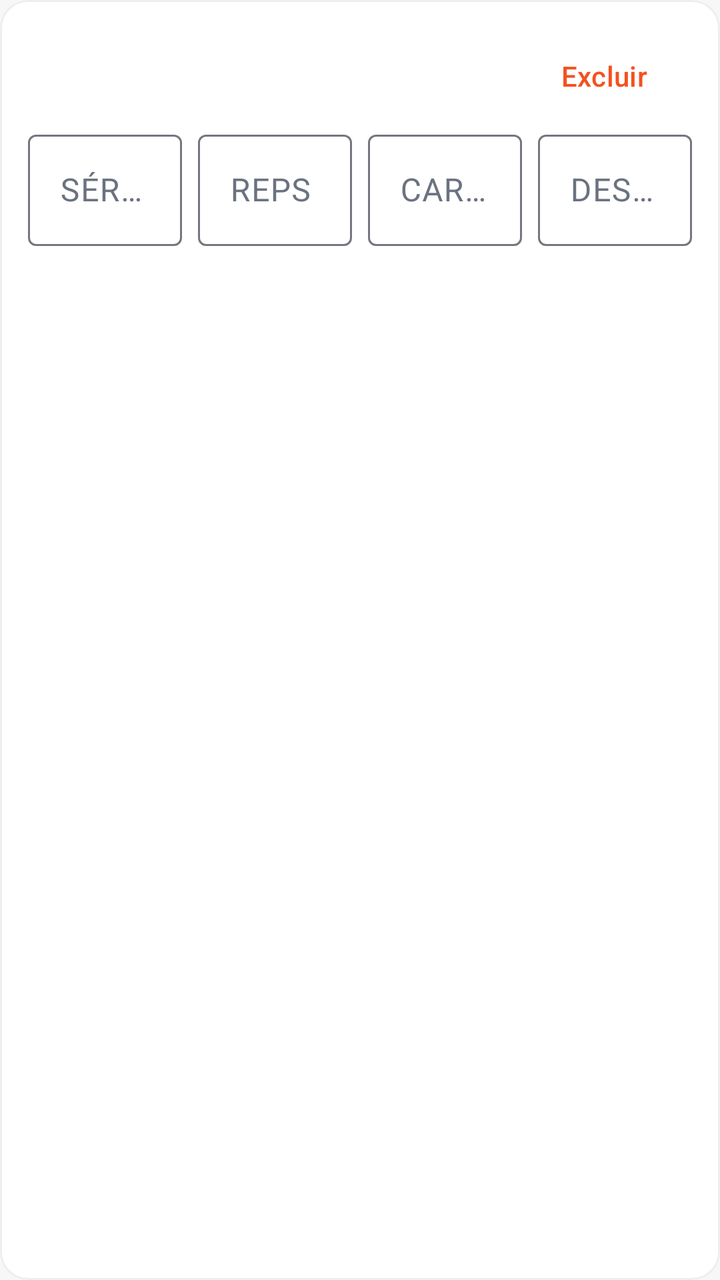
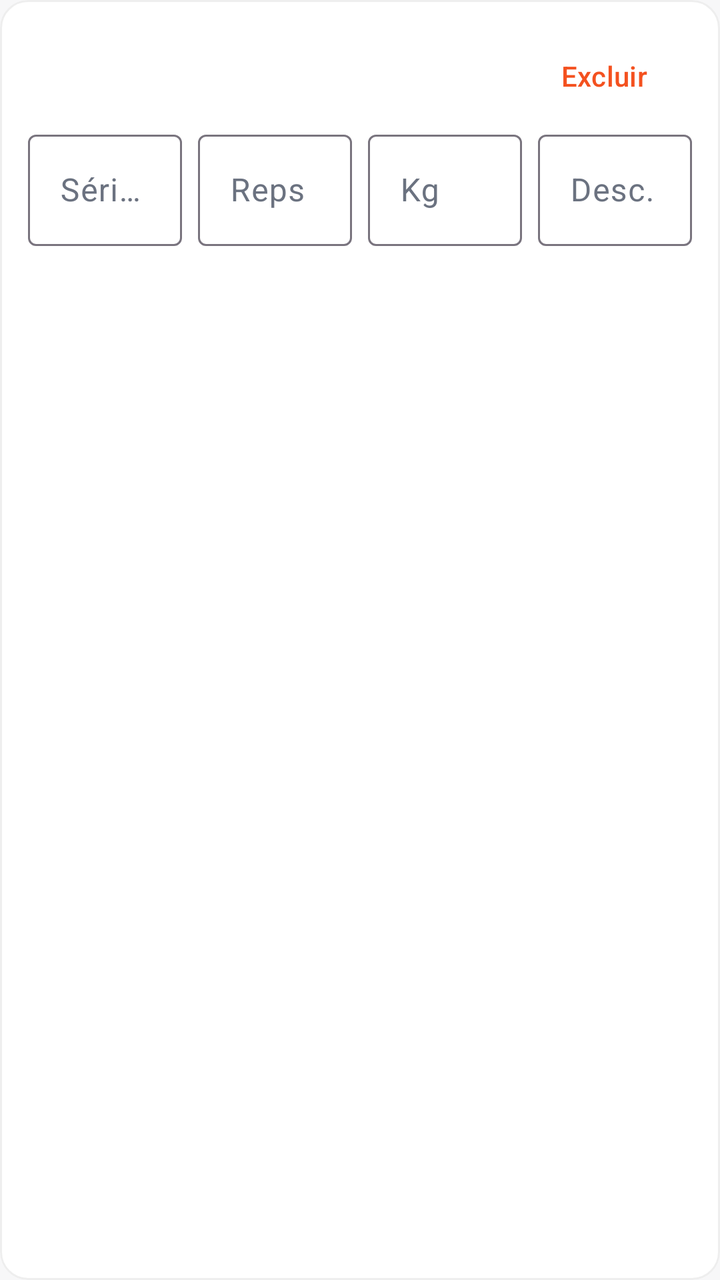

Screens rendered from an Android XML layout before and after an edit, with the pre-edit source and the edit as a unified diff.
<!-- AndroidManifest.xml: application theme Theme.StrongApp -->
<!-- res/layout/item_picked_exercise.xml -->
<?xml version="1.0" encoding="utf-8"?>
<com.google.android.material.card.MaterialCardView xmlns:android="http://schemas.android.com/apk/res/android"
    xmlns:app="http://schemas.android.com/apk/res-auto"
    android:layout_width="match_parent"
    android:layout_height="wrap_content"
    android:layout_marginTop="10dp"
    app:cardCornerRadius="14dp"
    app:cardElevation="0dp"
    app:strokeWidth="1dp"
    app:strokeColor="#22808080">

    <LinearLayout
        android:layout_width="match_parent"
        android:layout_height="wrap_content"
        android:orientation="vertical"
        android:padding="14dp">

        <LinearLayout
            android:layout_width="match_parent"
            android:layout_height="wrap_content"
            android:orientation="horizontal"
            android:gravity="center_vertical">

            <TextView
                android:id="@+id/name"
                android:layout_width="0dp"
                android:layout_height="wrap_content"
                android:layout_weight="1"
                android:textAppearance="?attr/textAppearanceTitleSmall" />

            <com.google.android.material.button.MaterialButton
                android:id="@+id/removeButton"
                style="@style/Widget.Material3.Button.TextButton"
                android:layout_width="wrap_content"
                android:layout_height="wrap_content"
                android:text="@string/delete" />
        </LinearLayout>

        <LinearLayout
            android:layout_width="match_parent"
            android:layout_height="wrap_content"
            android:orientation="horizontal"
            android:baselineAligned="false">

            <com.google.android.material.textfield.TextInputLayout
                style="@style/Widget.Material3.TextInputLayout.OutlinedBox"
                android:layout_width="0dp"
                android:layout_height="wrap_content"
                android:layout_weight="1"
                android:layout_marginEnd="4dp"
                android:hint="@string/label_sets">

                <com.google.android.material.textfield.TextInputEditText
                    android:id="@+id/setsInput"
                    android:layout_width="match_parent"
                    android:layout_height="wrap_content"
                    android:inputType="number" />
            </com.google.android.material.textfield.TextInputLayout>

            <com.google.android.material.textfield.TextInputLayout
                style="@style/Widget.Material3.TextInputLayout.OutlinedBox"
                android:layout_width="0dp"
                android:layout_height="wrap_content"
                android:layout_weight="1"
                android:layout_marginStart="4dp"
                android:layout_marginEnd="4dp"
                android:hint="@string/label_reps">

                <com.google.android.material.textfield.TextInputEditText
                    android:id="@+id/repsInput"
                    android:layout_width="match_parent"
                    android:layout_height="wrap_content"
                    android:inputType="number" />
            </com.google.android.material.textfield.TextInputLayout>

            <com.google.android.material.textfield.TextInputLayout
                style="@style/Widget.Material3.TextInputLayout.OutlinedBox"
                android:layout_width="0dp"
                android:layout_height="wrap_content"
                android:layout_weight="1"
                android:layout_marginStart="4dp"
                android:layout_marginEnd="4dp"
                android:hint="@string/label_weight">

                <com.google.android.material.textfield.TextInputEditText
                    android:id="@+id/weightInput"
                    android:layout_width="match_parent"
                    android:layout_height="wrap_content"
                    android:inputType="numberDecimal" />
            </com.google.android.material.textfield.TextInputLayout>

            <com.google.android.material.textfield.TextInputLayout
                style="@style/Widget.Material3.TextInputLayout.OutlinedBox"
                android:layout_width="0dp"
                android:layout_height="wrap_content"
                android:layout_weight="1"
                android:layout_marginStart="4dp"
                android:hint="@string/label_rest">

                <com.google.android.material.textfield.TextInputEditText
                    android:id="@+id/restInput"
                    android:layout_width="match_parent"
                    android:layout_height="wrap_content"
                    android:inputType="number" />
            </com.google.android.material.textfield.TextInputLayout>
        </LinearLayout>
    </LinearLayout>
</com.google.android.material.card.MaterialCardView>
<!-- resources referenced by this layout -->
<resources>
  <string name="delete">Excluir</string>
  <string name="label_reps">REPS</string>
  <string name="label_rest">DESCANSO</string>
  <string name="label_sets">SÉRIES</string>
  <string name="label_weight">CARGA</string>
  <style name="Theme.StrongApp" parent="Base.Theme.StrongApp" />
  <style name="Base.Theme.StrongApp" parent="Theme.Material3.DayNight.NoActionBar">
          <item name="colorPrimary">@color/brand_primary</item>
          <item name="colorOnPrimary">@color/brand_on_primary</item>
          <item name="colorPrimaryContainer">@color/brand_primary</item>
          <item name="colorOnPrimaryContainer">@color/brand_on_primary</item>
          <item name="colorSecondary">@color/brand_primary_dark</item>
          <item name="android:colorBackground">@color/background_light</item>
          <item name="colorSurface">@color/surface_light</item>
          <item name="colorOnSurface">@color/text_light</item>
          <item name="colorOnSurfaceVariant">@color/muted_light</item>
      </style>
  <color name="brand_primary">#F4511F</color>
  <color name="brand_on_primary">#FFFFFF</color>
  <color name="brand_primary_dark">#C63F14</color>
  <color name="background_light">#F7F7F8</color>
  <color name="surface_light">#FFFFFF</color>
  <color name="text_light">#020817</color>
  <color name="muted_light">#6B7280</color>
</resources>

<!-- the commit's change to res/layout/item_picked_exercise.xml (unified diff, before → after) -->
@@ -48,7 +48,7 @@
                 android:layout_height="wrap_content"
                 android:layout_weight="1"
                 android:layout_marginEnd="4dp"
-                android:hint="@string/label_sets">
+                android:hint="@string/hint_sets">
 
                 <com.google.android.material.textfield.TextInputEditText
                     android:id="@+id/setsInput"
@@ -64,7 +64,7 @@
                 android:layout_weight="1"
                 android:layout_marginStart="4dp"
                 android:layout_marginEnd="4dp"
-                android:hint="@string/label_reps">
+                android:hint="@string/hint_reps">
 
                 <com.google.android.material.textfield.TextInputEditText
                     android:id="@+id/repsInput"
@@ -80,7 +80,7 @@
                 android:layout_weight="1"
                 android:layout_marginStart="4dp"
                 android:layout_marginEnd="4dp"
-                android:hint="@string/label_weight">
+                android:hint="@string/hint_weight">
 
                 <com.google.android.material.textfield.TextInputEditText
                     android:id="@+id/weightInput"
@@ -95,7 +95,7 @@
                 android:layout_height="wrap_content"
                 android:layout_weight="1"
                 android:layout_marginStart="4dp"
-                android:hint="@string/label_rest">
+                android:hint="@string/hint_rest">
 
                 <com.google.android.material.textfield.TextInputEditText
                     android:id="@+id/restInput"
<!-- resource entries referenced after the edit -->
@@ -1,10 +1,10 @@
 <!-- resources referenced by this layout -->
 <resources>
   <string name="delete">Excluir</string>
-  <string name="label_reps">REPS</string>
-  <string name="label_rest">DESCANSO</string>
-  <string name="label_sets">SÉRIES</string>
-  <string name="label_weight">CARGA</string>
+  <string name="hint_reps">Reps</string>
+  <string name="hint_rest">Desc.</string>
+  <string name="hint_sets">Séries</string>
+  <string name="hint_weight">Kg</string>
   <style name="Theme.StrongApp" parent="Base.Theme.StrongApp" />
   <style name="Base.Theme.StrongApp" parent="Theme.Material3.DayNight.NoActionBar">
           <item name="colorPrimary">@color/brand_primary</item>
